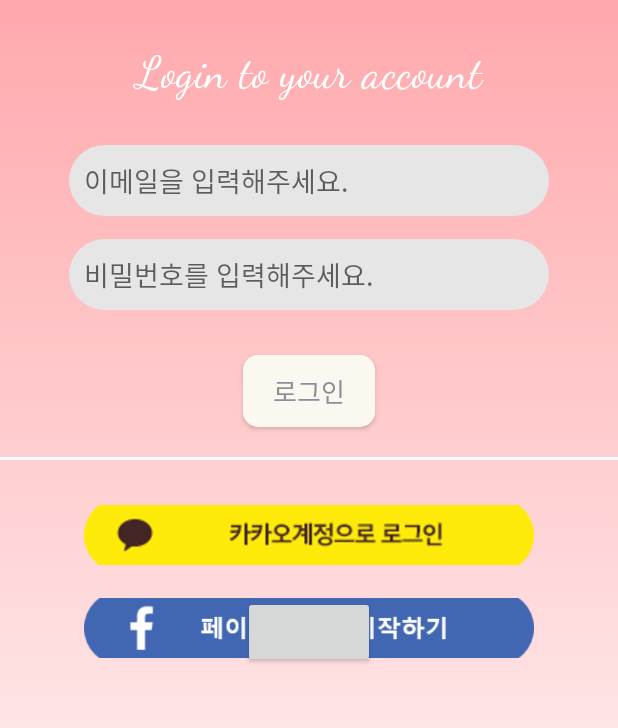
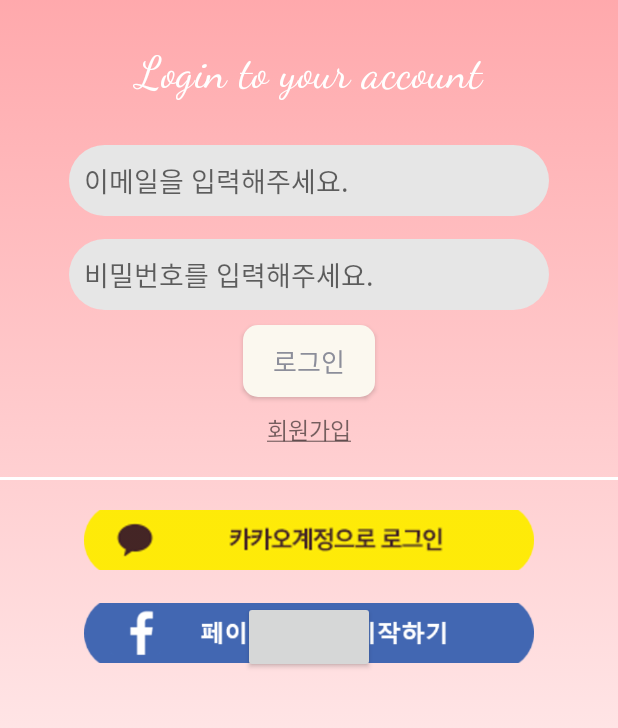
Before and after one commit to dokdokorea/CoAlert_Front, an Android app: the LoginActivity screen opened directly, with no data from a screen before it, on a phone screen of 412 x 824 dp, the part 182-910 px from its top. Run offline under Robolectric (Android 15) with nearby library versions, the phone set to English and light mode, and no system bars; libraries missing offline, so code that uses them is left out: com.facebook.login; plain views replace LoginButton; 1 statement that could not run was skipped.

```diff
--- a/app/src/main/res/layout/activity_login.xml
+++ b/app/src/main/res/layout/activity_login.xml
@@ -65,16 +65,25 @@
         android:layout_width="wrap_content"
         android:layout_height="wrap_content"
         android:layout_gravity="center"
-        android:layout_marginTop="30dp"
+        android:layout_marginTop="10dp"
         android:background="@drawable/login_button"
         android:text="@string/email_login_button"
         android:textColor="@color/fifth"
         android:textSize="17sp" />
 
+    <TextView
+        android:id="@+id/signup"
+        android:layout_width="wrap_content"
+        android:layout_height="wrap_content"
+        android:layout_gravity="center"
+        android:layout_marginTop="10dp"
+        android:text="@string/sign_up"
+        android:textSize="15sp"/>
+
     <View
         android:layout_width="match_parent"
         android:layout_height="2dp"
-        android:layout_marginBottom="30dp"
+        android:layout_marginBottom="20dp"
         android:layout_marginTop="20dp"
         android:background="@color/whiteBackground" />
 
@@ -84,9 +93,9 @@
         android:layout_height="40dp"
         android:layout_gravity="center"
         android:layout_marginBottom="10dp"
-        android:src="@drawable/kakaotalk_button"
         android:background="#00ffffff"
-        android:scaleType="centerCrop" />
+        android:scaleType="centerCrop"
+        android:src="@drawable/kakaotalk_button" />
 
     <FrameLayout
         android:layout_width="match_parent"
@@ -99,15 +108,14 @@
             android:layout_height="wrap_content"
             android:layout_gravity="center_horizontal"
             android:layout_marginTop="5dp"
-        android:textSize="18sp"
-        />
+            android:textSize="18sp" />
 
         <ImageView
             android:id="@+id/fake_facebook"
             android:layout_width="300dp"
             android:layout_height="40dp"
-            android:src="@drawable/fb_login_button"
+            android:layout_gravity="center"
             android:scaleType="centerCrop"
-            android:layout_gravity="center"/>
+            android:src="@drawable/fb_login_button" />
     </FrameLayout>
 </LinearLayout>
--- a/app/src/main/res/layout/left_navigation_content.xml
+++ b/app/src/main/res/layout/left_navigation_content.xml
@@ -52,15 +52,13 @@
                 android:layout_height="1.3dp"
                 android:background="@color/divideLine" />
 
-            <ListView
-                android:id="@+id/company_listview"
+            <android.support.v7.widget.RecyclerView
+                android:id="@+id/company_recycler_view"
                 android:layout_width="match_parent"
                 android:layout_height="wrap_content"
+                android:choiceMode="singleChoice"
                 android:divider="@color/divideLine"
-                android:dividerHeight="1.5dp"
-                android:choiceMode="singleChoice"/>
-
-
+                android:dividerHeight="1.5dp" />
         </LinearLayout>
     </ScrollView>
 </LinearLayout>
--- a/app/src/main/res/values/fragment_home_page.xml
+++ b/app/src/main/res/values/fragment_home_page.xml
@@ -8,6 +8,7 @@
     <string name="cosmetic_recommendation">당신의 피부를 아름답게 만들어줄 추천 화장품!</string>
     <string name="new_product">신상품!!</string>
     <string name="hot_review">HOT REVIEW!!</string>
+    <string name="sign_up"><u>회원가입</u></string>
 
     <string name="lip_sec">LIP</string>
     <string name="body_sec">BODY</string>
```
Also changed, not shown: app/src/main/res/drawable/innisfree.png (added). Lines whose indentation alone changed are shown as unchanged.
